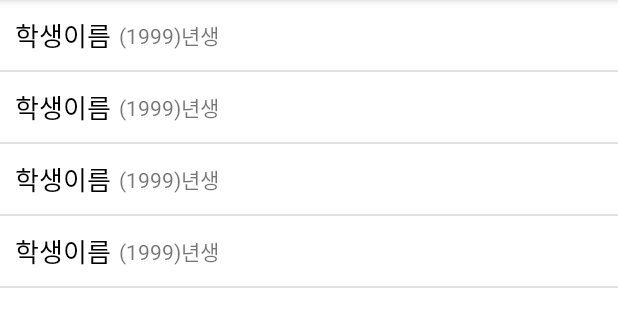
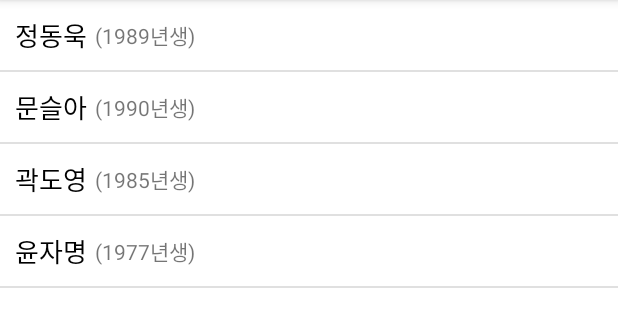
Before and after one commit to JDWdonga21/ListviewPractice_DW, an Android app: the screen it shows after launch (MainActivity), on a phone screen of 412 x 824 dp, the part 84-408 px from its top. Run offline under Robolectric (Android 15) with nearby library versions, the phone set to English and light mode, and no system bars.

Commit message:
studentAdapter에 실제 값 추가

```diff
--- a/app/src/main/java/com/jdwdonga/listviewpractice_dw/adapters/studentAdapter.kt
+++ b/app/src/main/java/com/jdwdonga/listviewpractice_dw/adapters/studentAdapter.kt
@@ -5,6 +5,7 @@ import android.view.LayoutInflater
 import android.view.View
 import android.view.ViewGroup
 import android.widget.ArrayAdapter
+import android.widget.TextView
 import com.jdwdonga.listviewpractice_dw.R
 import com.jdwdonga.listviewpractice_dw.datas.Student
 
@@ -25,6 +26,15 @@ class studentAdapter(
         }
         val row = tempRow!!
 
+        val studentData = mlist[position]
+
+        val nameTxt = row.findViewById<TextView>(R.id.nameTxt)
+        val birthYear = row.findViewById<TextView>(R.id.birthYear)
+
+        nameTxt.text = studentData.name
+        birthYear.text = "(${studentData.birthYear}년생)"
+
+
         return row
     }
 
--- a/app/src/main/res/layout/student_list_item.xml
+++ b/app/src/main/res/layout/student_list_item.xml
@@ -11,6 +11,7 @@
         android:gravity="center_vertical"
         android:padding="10dp">
         <TextView
+            android:id="@+id/nameTxt"
             android:layout_width="wrap_content"
             android:layout_height="wrap_content"
             android:text="학생이름"
@@ -18,6 +19,7 @@
             android:textColor="#000000"/>
 
         <TextView
+            android:id="@+id/birthYear"
             android:layout_width="wrap_content"
             android:layout_height="wrap_content"
             android:layout_marginLeft="5dp"
```
